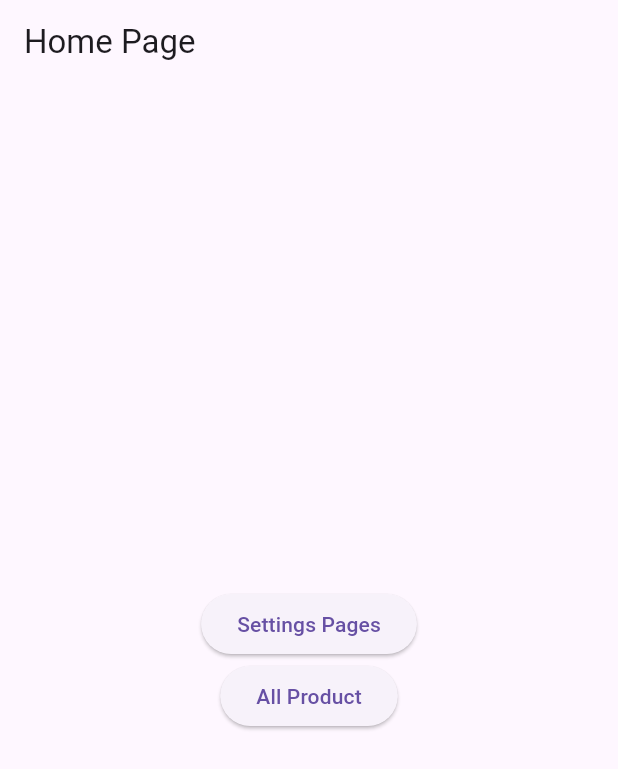
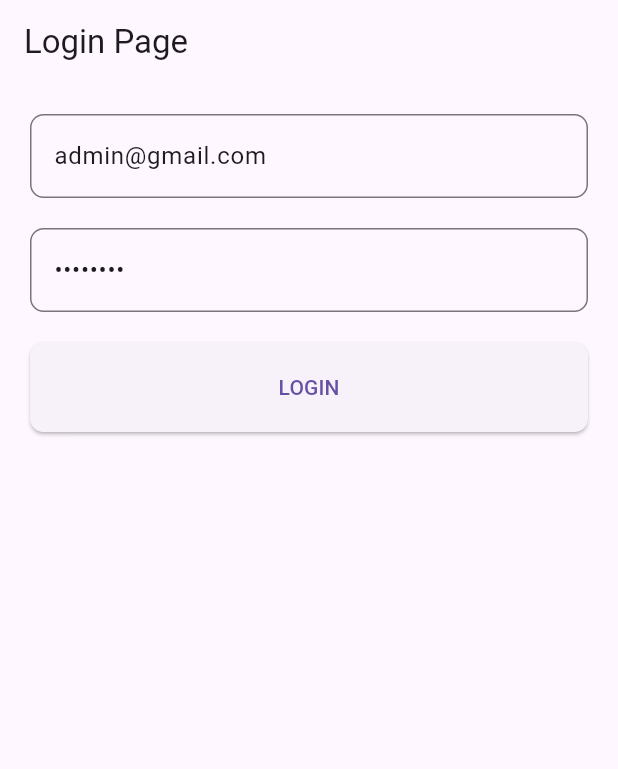
Before and after one commit to yntachmad/qr_code, a Flutter app: the screen it shows after launch, on a phone screen of 412 x 824 dp. Shown: the top 769 px of the screen. Run offline on Flutter 3.47's test engine with Material 3 defaults, Android fonts, the phone set to English and light mode, and no system bars; our stand-ins replace bloc, firebase_auth, firebase_core, flutter_bloc, go_router; accounts and stored records are empty.

```diff
--- /dev/null
+++ b/lib/bloc/bloc/auth_event.dart
@@ -0,0 +1,16 @@
+part of 'auth_bloc.dart';
+
+sealed class AuthEvent {}
+
+//Event -> action (Trigger menjalankan fungsi)
+// 1. AuthEventLogin -> melakukan Login
+// 2. AuthEventLogout -> melakukan Login
+
+final class AuthEventLogin extends AuthEvent {
+  final String email;
+  final String password;
+
+  AuthEventLogin({required this.email, required this.password});
+}
+
+final class AuthEventLogout extends AuthEvent {}
--- /dev/null
+++ b/lib/bloc/bloc/auth_state.dart
@@ -0,0 +1,23 @@
+part of 'auth_bloc.dart';
+
+sealed class AuthState {}
+
+//state -> kondisi saat ini
+//AuthStateLoading -> Loading..
+// AuthStateLogin -> sedang terauthentikasi
+// AuthStateLogout -> tidak terauthentikasi
+//AuthStateError -> Error.
+
+final class AuthInitial extends AuthState {}
+
+final class AuthStateLoading extends AuthState {}
+
+final class AuthStateLogin extends AuthState {}
+
+final class AuthStateLogout extends AuthState {}
+
+final class AuthStateError extends AuthState {
+  final String messages;
+
+  AuthStateError(this.messages);
+}
--- a/lib/main.dart
+++ b/lib/main.dart
@@ -1,5 +1,7 @@
 import 'package:flutter/material.dart';
 import 'package:firebase_core/firebase_core.dart';
+import 'package:flutter_bloc/flutter_bloc.dart';
+import 'bloc/bloc/auth_bloc.dart';
 import 'firebase_options.dart';
 import './routes/router.dart';
 
@@ -16,9 +18,13 @@ class MyApp extends StatelessWidget {
 
   @override
   Widget build(BuildContext context) {
-    return MaterialApp.router(
-      debugShowCheckedModeBanner: false,
-      routerConfig: router,
+    return BlocProvider<AuthBloc>(
+      create: (context) => AuthBloc(),
+      child: MaterialApp.router(
+        debugShowCheckedModeBanner: false,
+        routerConfig: router,
+        // theme: ThemeData.dark(),
+      ),
     );
   }
 }
--- /dev/null
+++ b/lib/pages/login_page.dart
@@ -0,0 +1,92 @@
+import 'package:flutter/material.dart';
+import 'package:flutter_bloc/flutter_bloc.dart';
+import 'package:go_router/go_router.dart';
+import 'package:qr_code/routes/router.dart';
+
+import '../bloc/bloc/auth_bloc.dart';
+
+class LoginPage extends StatelessWidget {
+  LoginPage({super.key});
+  final TextEditingController emailC =
+      TextEditingController(text: 'admin@gmail.com');
+  final TextEditingController passC = TextEditingController(text: 'admin123');
+
+  @override
+  Widget build(BuildContext context) {
+    return Scaffold(
+      appBar: AppBar(
+        title: const Text('Login Page'),
+      ),
+      body: ListView(
+        padding: const EdgeInsets.all(20),
+        children: [
+          TextField(
+            autocorrect: false,
+            controller: emailC,
+            decoration: InputDecoration(
+              border: OutlineInputBorder(
+                borderRadius: BorderRadius.circular(9),
+              ),
+            ),
+          ),
+          const SizedBox(
+            height: 20,
+          ),
+          TextField(
+            autocorrect: false,
+            controller: passC,
+            obscureText: true,
+            decoration: InputDecoration(
+              border: OutlineInputBorder(
+                borderRadius: BorderRadius.circular(9),
+              ),
+            ),
+          ),
+          const SizedBox(
+            height: 20,
+          ),
+          ElevatedButton(
+            onPressed: () {
+              //proses login
+              context.read<AuthBloc>().add(
+                    AuthEventLogin(email: emailC.text, password: passC.text),
+                  );
+            },
+            style: ElevatedButton.styleFrom(
+              padding: const EdgeInsets.symmetric(vertical: 20),
+              shape: RoundedRectangleBorder(
+                borderRadius: BorderRadius.circular(9),
+              ),
+            ),
+            child: BlocConsumer<AuthBloc, AuthState>(
+              listener: (context, state) {
+                if (state is AuthStateLogin) {
+                  context.goNamed(Routers.home);
+                }
+                if (state is AuthStateError) {
+                  ScaffoldMessenger.of(context).showSnackBar(
+                    SnackBar(
+                      content: Text(state.messages),
+                      duration: const Duration(seconds: 2),
+                    ),
+                  );
+                }
+              },
+              builder: (context, state) {
+                return BlocBuilder<AuthBloc, AuthState>(
+                  builder: (context, state) {
+                    if (state is AuthStateLoading) {
+                      return const Text('LOADING...');
+                    }
+
+                    return const Text('LOGIN');
+                  },
+                );
+              },
+            ),
+          ),
+        ],
+      ),
+    );
+  }
+}
--- a/lib/pages/setting_page.dart
+++ /dev/null
@@ -1,28 +0,0 @@
-import 'package:flutter/material.dart';
-import 'package:go_router/go_router.dart';
-
-class SettingPage extends StatelessWidget {
-  const SettingPage({super.key});
-
-  @override
-  Widget build(BuildContext context) {
-    return Scaffold(
-      appBar: AppBar(
-        title: const Text('Settings Page'),
-      ),
-      body: Center(
-        child: Column(
-          mainAxisAlignment: MainAxisAlignment.center,
-          children: [
-            const Text('Settings Page'),
-            ElevatedButton(
-                onPressed: () {
-                  context.go('/');
-                },
-                child: const Text('Back To Home'))
-          ],
-        ),
-      ),
-    );
-  }
-}
--- /dev/null
+++ b/lib/routes/route_name.dart
@@ -0,0 +1,9 @@
+part of 'router.dart';
+
+abstract class Routers {
+  static const home = 'home';
+  static const product = 'product';
+  static const detailProduct = 'detailPorduct';
+  static const error = 'error';
+  static const login = 'login';
+}
--- a/lib/routes/router.dart
+++ b/lib/routes/router.dart
@@ -1,37 +1,57 @@
+import 'package:firebase_auth/firebase_auth.dart';
 import 'package:go_router/go_router.dart';
 import 'package:qr_code/pages/detail_product.dart';
 import 'package:qr_code/pages/home_page.dart';
 import 'package:qr_code/pages/product_page.dart';
 
 import '../pages/error_page.dart';
-import '../pages/setting_page.dart';
+import '../pages/login_page.dart';
+
+part 'route_name.dart';
 
 // GoRouter configuration
 final router = GoRouter(
+  redirect: (context, state) {
+    //Cek Status auth, apakah sdh login / tidak
+    FirebaseAuth auth = FirebaseAuth.instance;
+    // print(auth.currentUser);
+    if (auth.currentUser == null) {
+      //tidak sedang login / tidak ada user yg aktif saat ini
+      return '/login';
+    } else {
+      return null;
+    }
+  },
   errorBuilder: (context, state) => const ErrorPage(),
 // 1 Level = push replacements
 // sub level = push biasa (ada tombol back)
 //prioritas ke sub level (dari atas ke bawah)
 
   routes: [
-    GoRoute(path: '/', builder: (context, state) => const HomePage(), routes: [
+    GoRoute(
+        path: '/',
+        name: Routers.home,
+        builder: (context, state) => const HomePage(),
+        routes: [
           GoRoute(
               path: 'product',
+              name: Routers.product,
               builder: (context, state) => const ProductPage(),
               routes: [
                 GoRoute(
-              path: ':id',
-              builder: (context, state) => const DetailProductPage(),
+                  path: ':productId',
+                  name: Routers.detailProduct,
+                  builder: (context, state) => DetailProductPage(
+                    id: state.pathParameters['productId'].toString(),
+                    data: state.uri.queryParameters,
+                  ),
                 ),
               ]),
-      GoRoute(
-        path: 'setting',
-        builder: (context, state) => const SettingPage(),
-      ),
         ]),
     GoRoute(
-      path: '/settings',
-      builder: (context, state) => const SettingPage(),
+      path: '/login',
+      name: Routers.login,
+      builder: (context, state) => LoginPage(),
     ),
   ],
 );
--- a/pubspec.yaml
+++ b/pubspec.yaml
@@ -28,11 +28,13 @@ environment:
 # the latest version available on pub.dev. To see which dependencies have newer
 # versions available, run `flutter pub outdated`.
 dependencies:
+  bloc: ^8.1.2
   cupertino_icons: ^1.0.2
-  firebase_auth: ^4.16.0
+  firebase_auth: ^4.17.4
   firebase_core: ^2.24.2
   flutter:
     sdk: flutter
+  flutter_bloc: ^8.1.3
   go_router: ^13.1.0
 
 dev_dependencies:
```
Also changed, not shown: lib/bloc/bloc/auth_bloc.dart (added, +50 -0 lines), lib/pages/detail_product.dart (+5 -4 lines), lib/pages/home_page.dart (+35 -4 lines), lib/pages/product_page.dart (+16 -1 lines), pubspec.lock. Lines whose indentation alone changed are shown as unchanged.
